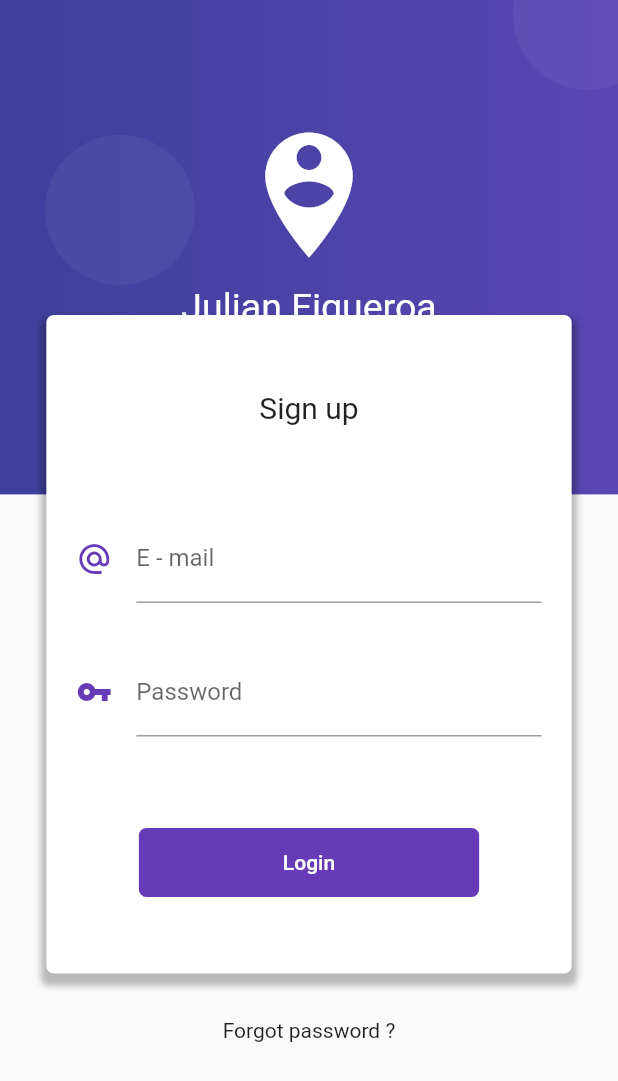
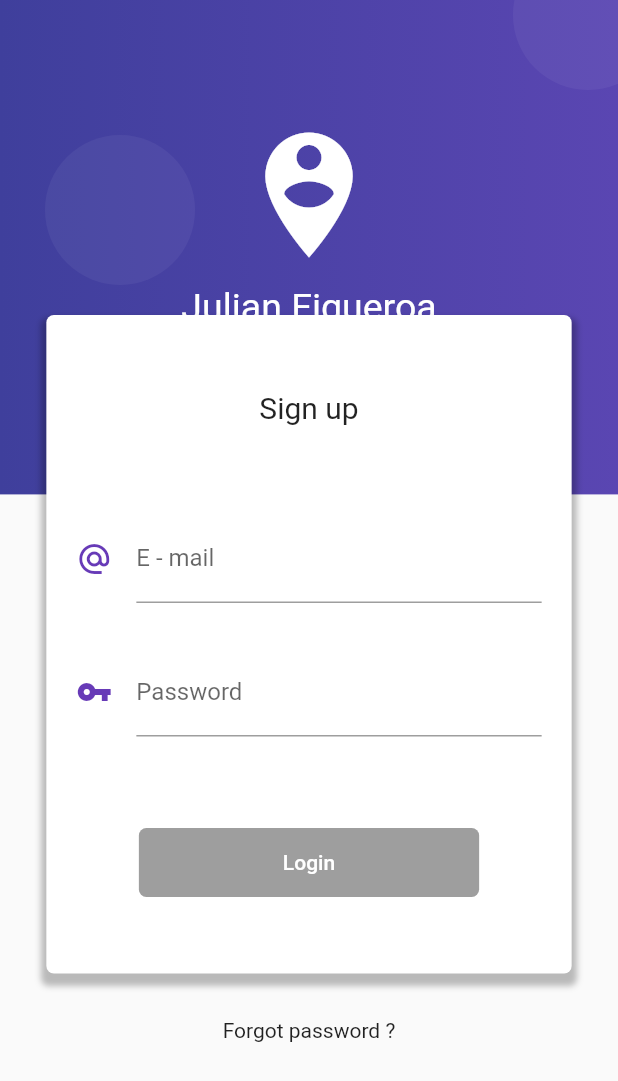
Before and after one commit to Julian-Figueroa/flutter_login_form, a Flutter app: the screen it shows after launch, on a phone screen of 412 x 824 dp. Shown: the top 1081 px of the screen. Run offline on Flutter 3.47's test engine with Material 2 defaults, Android fonts, the phone set to English and light mode, and no system bars; our stand-ins replace rxdart.

Commit message:
Adding Form validators in the Bloc Pattern & persisting the Data using the Singleton approach

```diff
--- a/lib/main.dart
+++ b/lib/main.dart
@@ -1,4 +1,6 @@
 import 'package:flutter/material.dart';
+import 'package:formvalidation/src/bloc/provider.dart';
+
 import 'package:formvalidation/src/pages/login_page.dart';
 import 'package:formvalidation/src/pages/home_page.dart';
 
@@ -8,13 +10,18 @@ class MyApp extends StatelessWidget {
   // This widget is the root of your application.
   @override
   Widget build(BuildContext context) {
-    return MaterialApp(
-      debugShowCheckedModeBanner: false,
-      initialRoute: 'login',
-      routes: {
-        'login' : (BuildContext context) => LoginPage(),
-        'home' : (BuildContext context) => HomePage(),
-      },
+    return Provider(
+      child: MaterialApp(
+        debugShowCheckedModeBanner: false,
+        initialRoute: 'login',
+        routes: {
+          'login': (BuildContext context) => LoginPage(),
+          'home': (BuildContext context) => HomePage(),
+        },
+        theme: ThemeData(
+          primaryColor: Colors.deepPurple,
+        ),
+      ),
     );
   }
 }
--- /dev/null
+++ b/lib/src/bloc/login_bloc.dart
@@ -0,0 +1,29 @@
+import 'dart:async';
+import 'package:rxdart/rxdart.dart';
+import 'package:formvalidation/src/bloc/validators.dart';
+
+class LoginBloc extends Validators {
+  final _emailController = BehaviorSubject<String>();
+  final _passwordController = BehaviorSubject<String>();
+
+  // Get Stream Data
+  Stream<String> get emailStream =>
+      _emailController.stream.transform(validateEmail);
+  Stream<String> get passwordStream =>
+      _passwordController.stream.transform(validatePassword);
+
+  Stream<bool> get submitValid =>
+      Observable.combineLatest2(emailStream, passwordStream, (e, p) => true);
+
+// Add values to the Stream
+  Function(String) get changeEmail => _emailController.sink.add;
+  Function(String) get changePassword => _passwordController.sink.add;
+
+  String get email => _emailController.value;
+  String get password => _passwordController.value;
+
+  dispose() {
+    _emailController?.close();
+    _passwordController?.close();
+  }
+}
--- /dev/null
+++ b/lib/src/bloc/provider.dart
@@ -0,0 +1,27 @@
+import 'package:flutter/material.dart';
+import 'package:formvalidation/src/bloc/login_bloc.dart';
+export 'package:formvalidation/src/bloc/login_bloc.dart';
+
+class Provider extends InheritedWidget {
+  static Provider _instace;
+
+  factory Provider({Key key, Widget child}) {
+    if (_instace == null) {
+      _instace = new Provider._internal(key: key, child: child);
+    }
+
+    return _instace;
+  }
+
+  Provider._internal({Key key, Widget child}) : super(key: key, child: child);
+
+  final loginBloc = LoginBloc();
+
+  @override
+  bool updateShouldNotify(_) => true;
+
+  static LoginBloc of(BuildContext context) {
+    return (context.inheritFromWidgetOfExactType(Provider) as Provider)
+        .loginBloc;
+  }
+}
--- a/lib/src/pages/login_page.dart
+++ b/lib/src/pages/login_page.dart
@@ -1,4 +1,5 @@
 import 'package:flutter/material.dart';
+import 'package:formvalidation/src/bloc/provider.dart';
 
 class LoginPage extends StatelessWidget {
   @override
@@ -91,6 +92,7 @@ class LoginPage extends StatelessWidget {
   }
 
   Widget _loginForm(BuildContext context) {
+    final bloc = Provider.of(context);
     final size = MediaQuery.of(context).size;
     return SingleChildScrollView(
       child: Column(
@@ -128,15 +130,15 @@ class LoginPage extends StatelessWidget {
                 SizedBox(
                   height: 60.0,
                 ),
-                _createEmail(),
+                _createEmail(bloc),
                 SizedBox(
                   height: 30.0,
                 ),
-                _createPassword(),
+                _createPassword(bloc),
                 SizedBox(
                   height: 60.0,
                 ),
-                _createButton(),
+                _createButton(bloc),
               ],
             ),
           ),
@@ -149,12 +151,16 @@ class LoginPage extends StatelessWidget {
     );
   }
 
-  Widget _createEmail() {
+  Widget _createEmail(LoginBloc bloc) {
+    return StreamBuilder(
+      stream: bloc.emailStream,
+      builder: (BuildContext context, snapshot) {
         return Container(
           padding: EdgeInsets.symmetric(
             horizontal: 20.0,
           ),
           child: TextField(
+            onChanged: bloc.changeEmail,
             keyboardType: TextInputType.emailAddress,
             decoration: InputDecoration(
               icon: Icon(
@@ -162,17 +168,26 @@ class LoginPage extends StatelessWidget {
                 color: Colors.deepPurple,
               ),
               hintText: 'example@email.com',
-            labelText: 'E - mail'),
+              labelText: 'E - mail',
+              counterText: snapshot.data,
+              errorText: snapshot.error,
             ),
+          ),
+        );
+      },
     );
   }
 
-  Widget _createPassword() {
+  Widget _createPassword(LoginBloc bloc) {
+    return StreamBuilder(
+      stream: bloc.passwordStream,
+      builder: (BuildContext context, snapshot) {
         return Container(
           padding: EdgeInsets.symmetric(
             horizontal: 20.0,
           ),
           child: TextField(
+            onChanged: bloc.changePassword,
             obscureText: true,
             decoration: InputDecoration(
               icon: Icon(
@@ -180,12 +195,19 @@ class LoginPage extends StatelessWidget {
                 color: Colors.deepPurple,
               ),
               labelText: 'Password',
+              counterText: snapshot.data,
+              errorText: snapshot.error,
             ),
           ),
         );
+      },
+    );
   }
 
-  Widget _createButton() {
+  Widget _createButton(LoginBloc bloc) {
+    return StreamBuilder(
+      stream: bloc.submitValid,
+      builder: (BuildContext context, snapshot) {
         return RaisedButton(
           child: Container(
             padding: EdgeInsets.symmetric(
@@ -200,7 +222,13 @@ class LoginPage extends StatelessWidget {
           elevation: 0.0,
           color: Colors.deepPurple,
           textColor: Colors.white,
-      onPressed: () {},
+          onPressed: snapshot.hasData ? () => _submit(context, bloc) : null,
+        );
+      },
     );
   }
+
+  _submit(BuildContext context, LoginBloc bloc) {
+    Navigator.pushReplacementNamed(context, 'home');
   }
+}
--- a/pubspec.yaml
+++ b/pubspec.yaml
@@ -23,6 +23,7 @@ dependencies:
   # The following adds the Cupertino Icons font to your application.
   # Use with the CupertinoIcons class for iOS style icons.
   cupertino_icons: ^0.1.2
+  rxdart: ^0.18.0
 
 dev_dependencies:
   flutter_test:
```
Also changed, not shown: lib/src/bloc/validators.dart (added, +25 -0 lines), lib/src/pages/home_page.dart (+11 -2 lines), pubspec.lock. Lines whose indentation alone changed are shown as unchanged.
